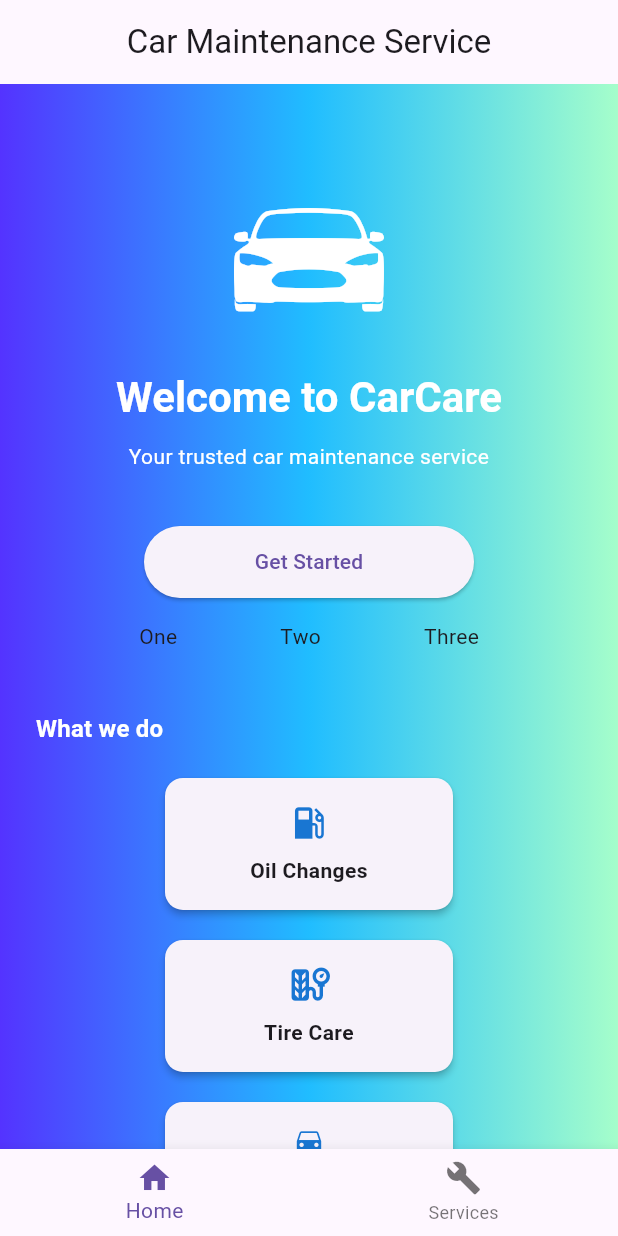
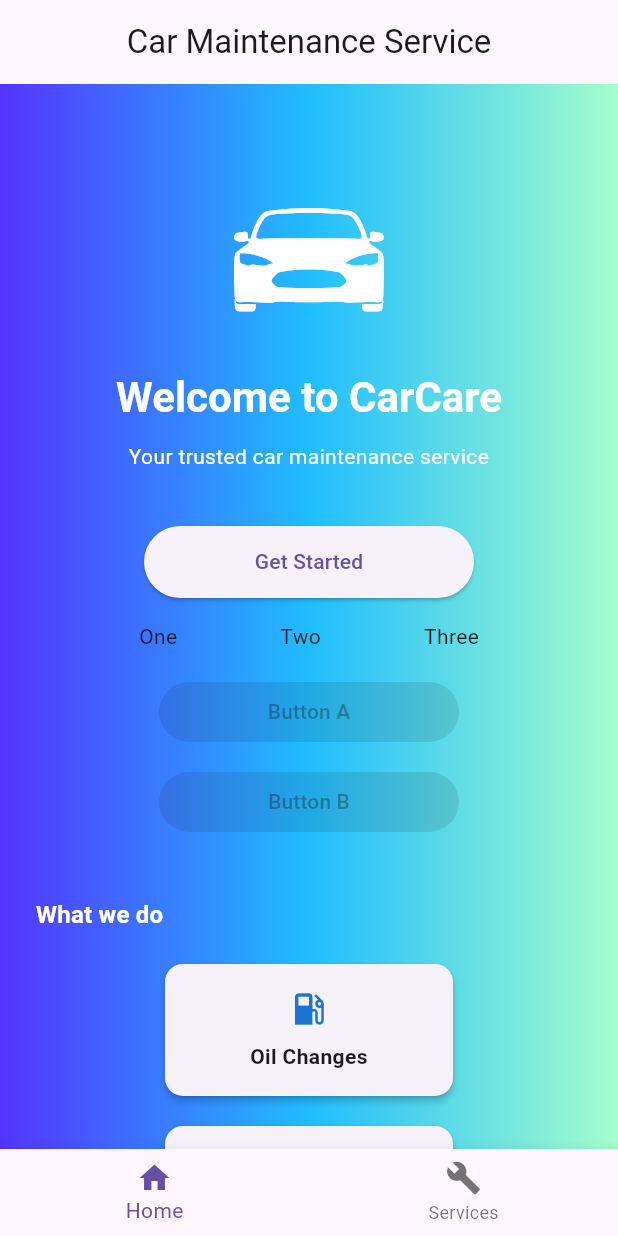
Before and after one commit to exile213/Activity1-2_PROFE8-Diaz, a Flutter app: the screen it shows after launch, on a phone screen of 412 x 824 dp. Run offline on Flutter 3.47's test engine with Material 3 defaults, Android fonts, the phone set to English and light mode, and no system bars.

Commit message:
Add TwoCenteredButtons widget to home view
Introduces a reusable TwoCenteredButtons widget with two centered buttons and integrates it into the HomeView layout for improved UI flexibility.

```diff
--- a/lib/views/home_view.dart
+++ b/lib/views/home_view.dart
@@ -3,6 +3,7 @@
 import 'services_view.dart';
 import '../widgets/custom_action_button.dart';
 import '../widgets/three_text_row.dart';
+import '../widgets/two_centered_buttons.dart';
 
 class HomeView extends StatefulWidget {
   const HomeView({super.key});
@@ -121,6 +122,8 @@
 										),
 																	const SizedBox(height: 16),
 									const ThreeTextRow(),
+									const SizedBox(height: 16),
+									const TwoCenteredButtons(),
 										const SizedBox(height: 40),
 										Align(
 											alignment: Alignment.centerLeft,
--- /dev/null
+++ b/lib/widgets/two_centered_buttons.dart
@@ -0,0 +1,36 @@
+import 'package:flutter/material.dart';
+
+class TwoCenteredButtons extends StatelessWidget {
+  final VoidCallback? onFirstPressed;
+  final VoidCallback? onSecondPressed;
+
+  const TwoCenteredButtons({super.key, this.onFirstPressed, this.onSecondPressed});
+
+  @override
+  Widget build(BuildContext context) {
+    return Center(
+      child: Column(
+        mainAxisSize: MainAxisSize.min,
+        mainAxisAlignment: MainAxisAlignment.center,
+        crossAxisAlignment: CrossAxisAlignment.center,
+        children: [
+          SizedBox(
+            width: 200,
+            child: ElevatedButton(
+              onPressed: onFirstPressed,
+              child: const Text('Button A'),
+            ),
+          ),
+          const SizedBox(height: 12),
+          SizedBox(
+            width: 200,
+            child: ElevatedButton(
+              onPressed: onSecondPressed,
+              child: const Text('Button B'),
+            ),
+          ),
+        ],
+      ),
+    );
+  }
+}
```
